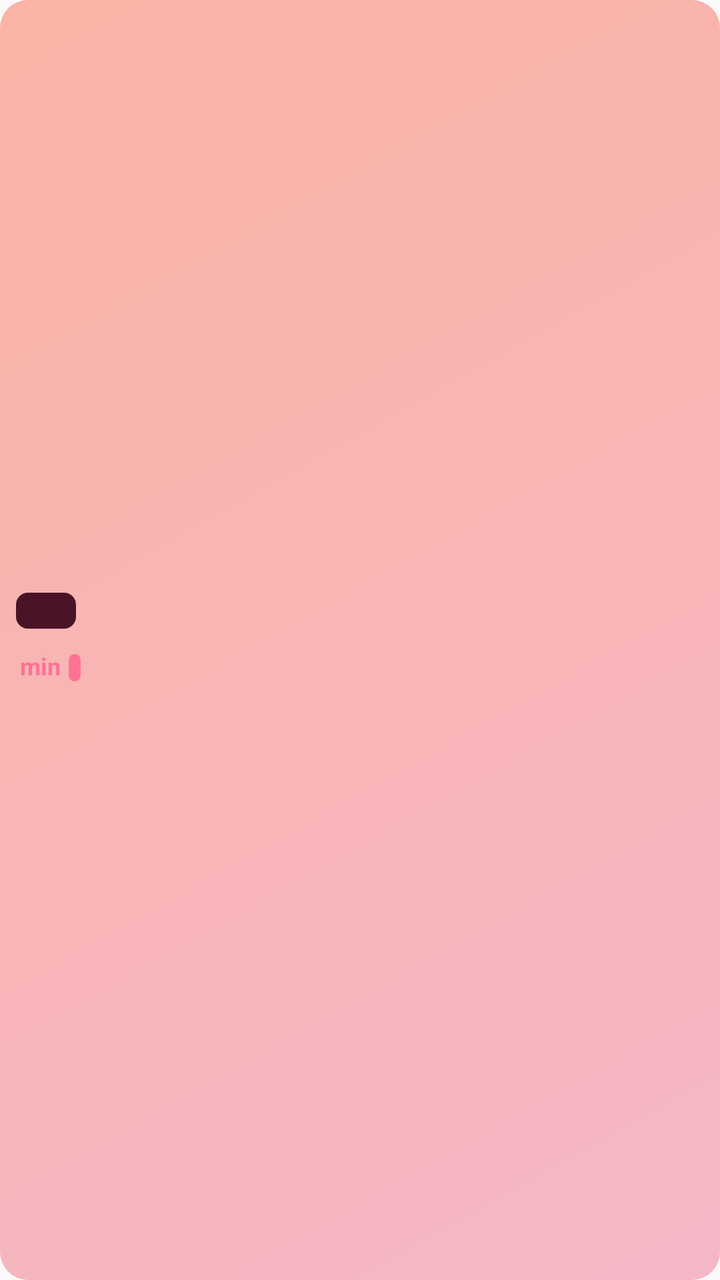
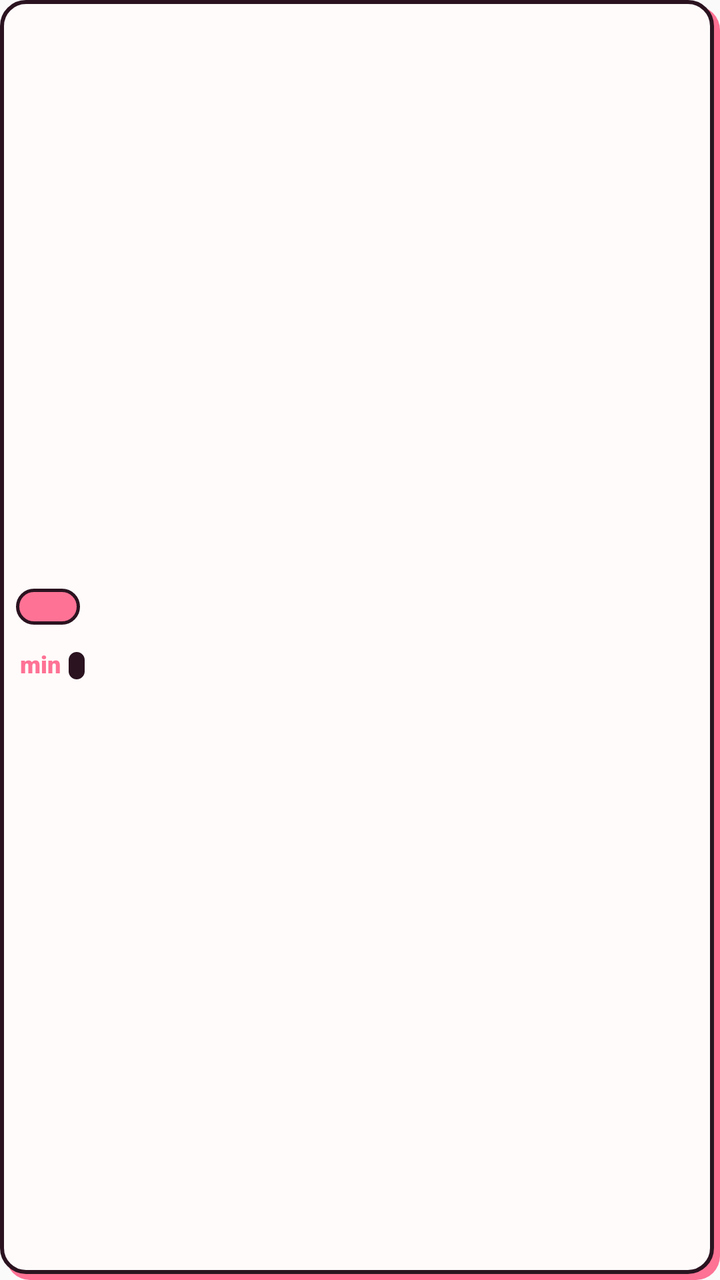

Screens rendered from an Android XML layout before and after an edit, with the pre-edit source and the edit as a unified diff.
<!-- AndroidManifest.xml: application theme AppTheme -->
<!-- res/layout/widget_tile.xml -->
<?xml version="1.0" encoding="utf-8"?>
<LinearLayout xmlns:android="http://schemas.android.com/apk/res/android"
    android:id="@+id/tile_root"
    android:layout_width="0dp"
    android:layout_height="match_parent"
    android:layout_margin="3dp"
    android:layout_weight="1"
    android:background="@drawable/tile_bg"
    android:gravity="center_vertical"
    android:orientation="vertical"
    android:paddingStart="8dp"
    android:paddingTop="5dp"
    android:paddingEnd="8dp"
    android:paddingBottom="5dp">

    <LinearLayout
        android:layout_width="match_parent"
        android:layout_height="wrap_content"
        android:gravity="center_vertical"
        android:orientation="horizontal">

        <TextView
            android:id="@+id/badge_text"
            android:layout_width="wrap_content"
            android:layout_height="18dp"
            android:background="@drawable/badge"
            android:gravity="center"
            android:minWidth="30dp"
            android:paddingStart="4dp"
            android:paddingEnd="4dp"
            android:singleLine="true"
            android:textColor="@color/badge_text"
            android:textSize="11sp"
            android:textStyle="bold" />

        <TextView
            android:id="@+id/destination"
            android:layout_width="0dp"
            android:layout_height="wrap_content"
            android:layout_marginStart="6dp"
            android:layout_weight="1"
            android:ellipsize="end"
            android:singleLine="true"
            android:textColor="@color/tile_text"
            android:textSize="12sp" />
    </LinearLayout>

    <LinearLayout
        android:layout_width="match_parent"
        android:layout_height="wrap_content"
        android:layout_marginTop="1dp"
        android:baselineAligned="true"
        android:orientation="horizontal">

        <TextView
            android:id="@+id/countdown"
            android:layout_width="wrap_content"
            android:layout_height="wrap_content"
            android:includeFontPadding="false"
            android:singleLine="true"
            android:textColor="@color/tile_text"
            android:textSize="24sp"
            android:textStyle="bold" />

        <TextView
            android:id="@+id/countdown_unit"
            android:layout_width="wrap_content"
            android:layout_height="wrap_content"
            android:layout_marginStart="2dp"
            android:singleLine="true"
            android:text="@string/min_unit"
            android:textColor="@color/tile_accent"
            android:textSize="12sp"
            android:textStyle="bold" />

        <TextView
            android:id="@+id/delay"
            android:layout_width="wrap_content"
            android:layout_height="wrap_content"
            android:layout_marginStart="4dp"
            android:background="@drawable/delay_bg"
            android:paddingStart="3dp"
            android:paddingEnd="3dp"
            android:singleLine="true"
            android:textColor="#FFFFFF"
            android:textSize="10sp"
            android:textStyle="bold" />

        <TextView
            android:id="@+id/then"
            android:layout_width="0dp"
            android:layout_height="wrap_content"
            android:layout_marginStart="4dp"
            android:layout_weight="1"
            android:ellipsize="end"
            android:gravity="end"
            android:singleLine="true"
            android:textColor="@color/tile_text_secondary"
            android:textSize="11sp" />
    </LinearLayout>
</LinearLayout>
<!-- resources referenced by this layout -->
<resources>
  <color name="badge_text">@color/soft_blush</color>
  <color name="tile_accent">@color/petal_rouge</color>
  <color name="tile_text">@color/berry</color>
  <color name="tile_text_secondary">#7A2E44</color>
  <!-- drawable badge (drawable) -->
  <?xml version="1.0" encoding="utf-8"?>
  <shape xmlns:android="http://schemas.android.com/apk/res/android" android:shape="rectangle">
      <solid android:color="@color/badge_bg" />
      <corners android:radius="6dp" />
  </shape>
  <!-- drawable delay_bg (drawable) -->
  <?xml version="1.0" encoding="utf-8"?>
  <shape xmlns:android="http://schemas.android.com/apk/res/android" android:shape="rectangle">
      <solid android:color="@color/delay_bg" />
      <corners android:radius="5dp" />
  </shape>
  <!-- drawable tile_bg (drawable) -->
  <?xml version="1.0" encoding="utf-8"?>
  <shape xmlns:android="http://schemas.android.com/apk/res/android" android:shape="rectangle">
      <gradient
          android:angle="315"
          android:endColor="@color/tile_end"
          android:startColor="@color/tile_start" />
      <corners android:radius="14dp" />
  </shape>
  <string name="min_unit">min</string>
  <style name="AppTheme" parent="android:Theme.Material.Light.DarkActionBar" />
  <color name="soft_blush">#FFE5E5</color>
  <color name="petal_rouge">#FE7295</color>
  <color name="berry">#4A1426</color>
  <color name="badge_bg">@color/berry</color>
  <color name="delay_bg">@color/petal_rouge</color>
  <color name="tile_end">@color/soft_blossom</color>
  <color name="tile_start">@color/powder_blush</color>
  <color name="soft_blossom">#F4B7C6</color>
  <color name="powder_blush">#FBB3A5</color>
</resources>

<!-- the commit's change to res/layout/widget_tile.xml (unified diff, before → after) -->
@@ -5,13 +5,13 @@
     android:layout_height="match_parent"
     android:layout_margin="3dp"
     android:layout_weight="1"
-    android:background="@drawable/tile_bg"
+    android:background="@drawable/tile_bg_1"
     android:gravity="center_vertical"
     android:orientation="vertical"
     android:paddingStart="8dp"
-    android:paddingTop="5dp"
-    android:paddingEnd="8dp"
-    android:paddingBottom="5dp">
+    android:paddingTop="4dp"
+    android:paddingEnd="10dp"
+    android:paddingBottom="7dp">
 
     <LinearLayout
         android:layout_width="match_parent"
@@ -23,15 +23,15 @@
             android:id="@+id/badge_text"
             android:layout_width="wrap_content"
             android:layout_height="18dp"
-            android:background="@drawable/badge"
+            android:background="@drawable/badge_1"
+            android:fontFamily="sans-serif-black"
             android:gravity="center"
-            android:minWidth="30dp"
-            android:paddingStart="4dp"
-            android:paddingEnd="4dp"
+            android:minWidth="32dp"
+            android:paddingStart="6dp"
+            android:paddingEnd="6dp"
             android:singleLine="true"
-            android:textColor="@color/badge_text"
-            android:textSize="11sp"
-            android:textStyle="bold" />
+            android:textColor="@color/outline"
+            android:textSize="11sp" />
 
         <TextView
             android:id="@+id/destination"
@@ -40,6 +40,7 @@
             android:layout_marginStart="6dp"
             android:layout_weight="1"
             android:ellipsize="end"
+            android:fontFamily="sans-serif-medium"
             android:singleLine="true"
             android:textColor="@color/tile_text"
             android:textSize="12sp" />
@@ -56,22 +57,22 @@
             android:id="@+id/countdown"
             android:layout_width="wrap_content"
             android:layout_height="wrap_content"
+            android:fontFamily="sans-serif-black"
             android:includeFontPadding="false"
             android:singleLine="true"
             android:textColor="@color/tile_text"
-            android:textSize="24sp"
-            android:textStyle="bold" />
+            android:textSize="25sp" />
 
         <TextView
             android:id="@+id/countdown_unit"
             android:layout_width="wrap_content"
             android:layout_height="wrap_content"
             android:layout_marginStart="2dp"
+            android:fontFamily="sans-serif-black"
             android:singleLine="true"
             android:text="@string/min_unit"
             android:textColor="@color/tile_accent"
-            android:textSize="12sp"
-            android:textStyle="bold" />
+            android:textSize="12sp" />
 
         <TextView
             android:id="@+id/delay"
@@ -79,12 +80,12 @@
             android:layout_height="wrap_content"
             android:layout_marginStart="4dp"
             android:background="@drawable/delay_bg"
-            android:paddingStart="3dp"
-            android:paddingEnd="3dp"
+            android:fontFamily="sans-serif-black"
+            android:paddingStart="4dp"
+            android:paddingEnd="4dp"
             android:singleLine="true"
             android:textColor="#FFFFFF"
-            android:textSize="10sp"
-            android:textStyle="bold" />
+            android:textSize="10sp" />
 
         <TextView
             android:id="@+id/then"
@@ -93,6 +94,7 @@
             android:layout_marginStart="4dp"
             android:layout_weight="1"
             android:ellipsize="end"
+            android:fontFamily="sans-serif-medium"
             android:gravity="end"
             android:singleLine="true"
             android:textColor="@color/tile_text_secondary"
<!-- resource entries referenced after the edit -->
@@ -1,40 +1,46 @@
 <!-- resources referenced by this layout -->
 <resources>
-  <color name="badge_text">@color/soft_blush</color>
+  <color name="outline">@color/ink</color>
   <color name="tile_accent">@color/petal_rouge</color>
-  <color name="tile_text">@color/berry</color>
-  <color name="tile_text_secondary">#7A2E44</color>
-  <!-- drawable badge (drawable) -->
+  <color name="tile_text">@color/ink</color>
+  <color name="tile_text_secondary">#7A4A5C</color>
+  <!-- drawable badge_1 (drawable) -->
   <?xml version="1.0" encoding="utf-8"?>
   <shape xmlns:android="http://schemas.android.com/apk/res/android" android:shape="rectangle">
-      <solid android:color="@color/badge_bg" />
-      <corners android:radius="6dp" />
+      <solid android:color="@color/tile_pop_1" />
+      <stroke android:width="1.5dp" android:color="@color/outline" />
+      <corners android:radius="20dp" />
   </shape>
   <!-- drawable delay_bg (drawable) -->
   <?xml version="1.0" encoding="utf-8"?>
   <shape xmlns:android="http://schemas.android.com/apk/res/android" android:shape="rectangle">
       <solid android:color="@color/delay_bg" />
-      <corners android:radius="5dp" />
+      <stroke android:width="0dp" android:color="@color/outline" />
+      <corners android:radius="20dp" />
   </shape>
-  <!-- drawable tile_bg (drawable) -->
+  <!-- drawable tile_bg_1 (drawable) -->
   <?xml version="1.0" encoding="utf-8"?>
-  <shape xmlns:android="http://schemas.android.com/apk/res/android" android:shape="rectangle">
-      <gradient
-          android:angle="315"
-          android:endColor="@color/tile_end"
-          android:startColor="@color/tile_start" />
-      <corners android:radius="14dp" />
-  </shape>
+  <layer-list xmlns:android="http://schemas.android.com/apk/res/android">
+      <item android:left="3dp" android:top="3dp">
+          <shape android:shape="rectangle">
+              <solid android:color="@color/tile_pop_1" />
+              <corners android:radius="12dp" />
+          </shape>
+      </item>
+      <item android:bottom="3dp" android:right="3dp">
+          <shape android:shape="rectangle">
+              <solid android:color="@color/tile_face" />
+              <stroke android:width="2dp" android:color="@color/outline" />
+              <corners android:radius="12dp" />
+          </shape>
+      </item>
+  </layer-list>
   <string name="min_unit">min</string>
   <style name="AppTheme" parent="android:Theme.Material.Light.DarkActionBar" />
-  <color name="soft_blush">#FFE5E5</color>
+  <color name="ink">#2B1320</color>
   <color name="petal_rouge">#FE7295</color>
-  <color name="berry">#4A1426</color>
-  <color name="badge_bg">@color/berry</color>
-  <color name="delay_bg">@color/petal_rouge</color>
-  <color name="tile_end">@color/soft_blossom</color>
-  <color name="tile_start">@color/powder_blush</color>
-  <color name="soft_blossom">#F4B7C6</color>
-  <color name="powder_blush">#FBB3A5</color>
+  <color name="tile_pop_1">@color/petal_rouge</color>
+  <color name="delay_bg">@color/ink</color>
+  <color name="tile_face">#FFFBFA</color>
 </resources>
 
